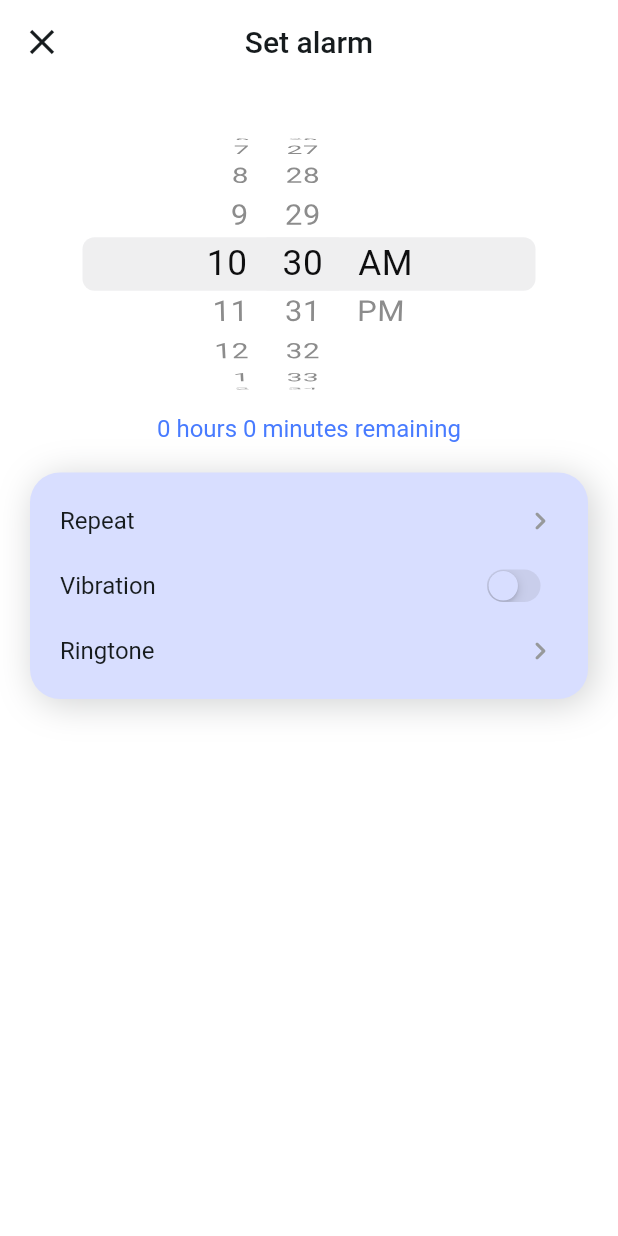
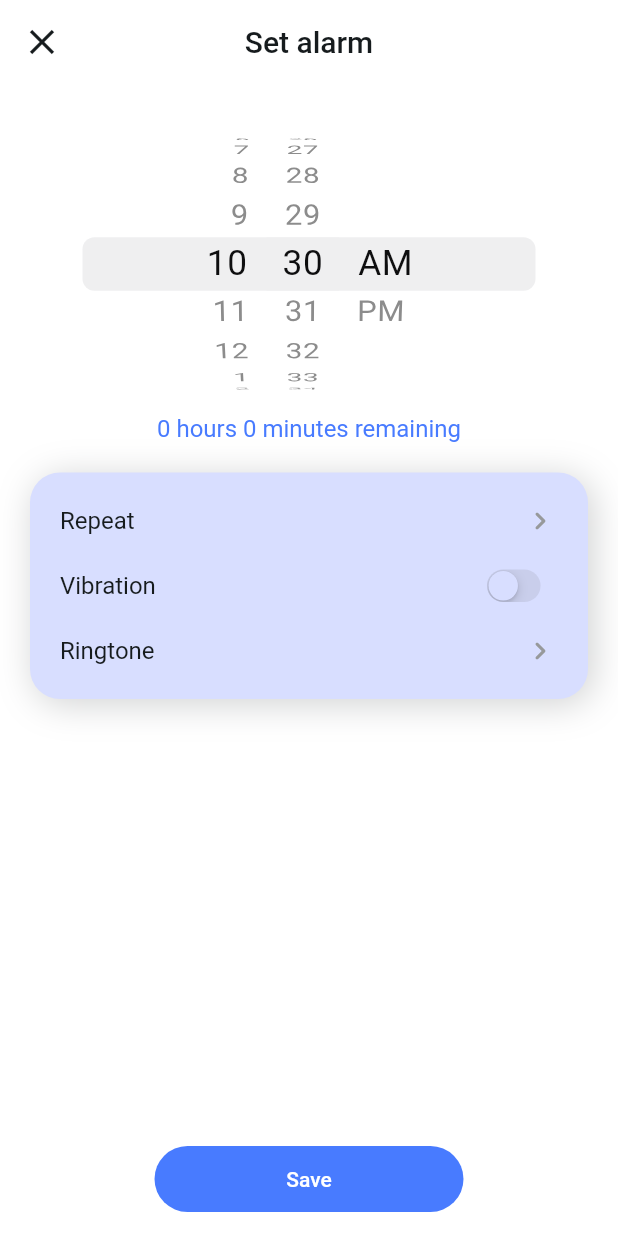
Before and after one commit to sharkeromi/alarm_app_riverpod, a Flutter app: the SetAlarm screen opened directly, on a phone screen of 412 x 824 dp. Run offline on Flutter 3.47's test engine with Material 2 defaults, Android fonts, the phone set to English and light mode, and no system bars; our stand-ins replace file_picker, flutter_riverpod, shared_preferences; accounts and stored records are empty.

Commit message:
Added save button and Shared preference package

```diff
--- a/lib/const/colors.dart
+++ b/lib/const/colors.dart
@@ -16,6 +16,8 @@ const Color cWarningColor = Color(0xFFFFBB0D);
 const Color cSuccessColor = Color(0xFF00D261);
 const Color cRedAccentColor = Color(0xFFF76554);
 const Color cTransparentColor = Colors.transparent;
+const Color cPlaceHolderColor = Color(0xFFAEAEAE);
+
 
 //* new color
 const Color cPrimaryTintColor = Color(0xFFD8DEFF);
@@ -44,3 +46,18 @@ const kW8sizedBox = SizedBox(width: 8);
 const kW12sizedBox = SizedBox(width: 12);
 const kW16sizedBox = SizedBox(width: 16);
 const kW20sizedBox = SizedBox(width: 20);
+
+const double kButtonHeight = 44.0;
+
+
+bool isDeviceScreenLarge() {
+  if (height > 750) {
+    return true;
+  } else {
+    return false;
+  }
+}
+
+dynamic screenWiseSize(size, difference) {
+  return isDeviceScreenLarge() ? size : size - difference;
+}
--- /dev/null
+++ b/lib/controllers/sp_controller.dart
@@ -0,0 +1,5 @@
+import 'package:shared_preferences/shared_preferences.dart';
+
+class SpController {
+
+}
--- a/lib/views/set_alarm_page.dart
+++ b/lib/views/set_alarm_page.dart
@@ -1,6 +1,7 @@
 import 'package:alarm_app_riverpod/const/colors.dart';
-import 'package:alarm_app_riverpod/global_controller.dart';
+import 'package:alarm_app_riverpod/controllers/global_controller.dart';
 import 'package:alarm_app_riverpod/providers.dart';
+import 'package:alarm_app_riverpod/widgets/custom_button.dart';
 import 'package:alarm_app_riverpod/widgets/custom_list_tile.dart';
 import 'package:alarm_app_riverpod/widgets/custom_radio_button.dart';
 import 'package:flutter/cupertino.dart';
@@ -36,6 +37,12 @@ class SetAlarm extends ConsumerWidget {
         ),
         centerTitle: true,
       ),
+      floatingActionButton: CustomElevatedButton(
+        isCircularHead: true,
+        label: 'Save',
+        onPressed: () {},
+      ),
+      floatingActionButtonLocation: FloatingActionButtonLocation.centerFloat,
       body: SizedBox(
         height: MediaQuery.of(context).size.height,
         width: MediaQuery.of(context).size.width,
--- /dev/null
+++ b/lib/widgets/custom_button.dart
@@ -0,0 +1,94 @@
+
+
+import 'package:alarm_app_riverpod/const/colors.dart';
+import 'package:flutter/material.dart';
+
+class CustomElevatedButton extends StatelessWidget {
+  final String label;
+  final GestureTapCallback? onPressed;
+  final double? buttonWidth, prefixIconSize;
+  final double? buttonHeight;
+  final Color? buttonColor, borderColor, prefixIconColor, suffixIconColor;
+  final bool isCircularHead;
+  final IconData? prefixIcon, suffixIcon;
+  final TextStyle? textStyle;
+  final bool? isCustomButton;
+
+  const CustomElevatedButton({
+    Key? key,
+    this.buttonColor = cPrimaryColor,
+    this.borderColor,
+    required this.label,
+    required this.onPressed,
+    this.buttonWidth,
+    this.prefixIcon,
+    this.buttonHeight,
+    this.isCircularHead = false,
+    this.textStyle,
+    this.prefixIconColor,
+    this.suffixIconColor,
+    this.suffixIcon,
+    this.isCustomButton,
+    this.prefixIconSize,
+  }) : super(key: key);
+
+  @override
+  Widget build(BuildContext context) {
+    return Row(
+      mainAxisAlignment: MainAxisAlignment.center,
+      children: [
+        ElevatedButton(
+          onPressed: onPressed,
+          style: ButtonStyle(
+            elevation: MaterialStateProperty.all(0),
+            padding: MaterialStateProperty.all(EdgeInsets.zero),
+            minimumSize: MaterialStateProperty.all(Size.zero),
+            tapTargetSize: MaterialTapTargetSize.shrinkWrap,
+            shape: MaterialStateProperty.all(RoundedRectangleBorder(
+              borderRadius: isCircularHead ? BorderRadius.circular(50) : BorderRadius.circular(4),
+              side: BorderSide(color: (buttonColor == cWhiteColor) ? (borderColor ?? cPrimaryColor) : cTransparentColor, width: 1),
+            )),
+            backgroundColor: MaterialStateProperty.resolveWith<Color>((Set<MaterialState> states) {
+              if (states.contains(MaterialState.disabled)) {
+                return cPlaceHolderColor;
+              }
+              return buttonColor!;
+            }),
+            splashFactory: InkRipple.splashFactory,
+          ),
+          child: SizedBox(
+            height: buttonHeight ?? (isDeviceScreenLarge() ? (kButtonHeight) : (kButtonHeight - 4)),
+            width: isCustomButton == true ? null : (buttonWidth ?? width * .5),
+            child: Padding(
+              padding: EdgeInsets.symmetric(horizontal: isCustomButton != true ? 0.0 : 6.0),
+              child: Row(
+                mainAxisAlignment: MainAxisAlignment.center,
+                children: [
+                  if (prefixIcon != null)
+                    Padding(
+                      padding: const EdgeInsets.only(right: 4),
+                      child: Icon(
+                        prefixIcon!,
+                        color: prefixIconColor ?? cWhiteColor,
+                        size: prefixIconSize ?? 16,
+                      ),
+                    ),
+                  Text(label.toString(), textAlign: TextAlign.center, style: textStyle),
+                  if (suffixIcon != null)
+                    Padding(
+                      padding: const EdgeInsets.only(left: 4),
+                      child: Icon(
+                        suffixIcon!,
+                        color: suffixIconColor ?? cWhiteColor,
+                        size: screenWiseSize(suffixIcon == Icons.keyboard_arrow_down_rounded ? 20 : 16, 4),
+                      ),
+                    ),
+                ],
+              ),
+            ),
+          ),
+        ),
+      ],
+    );
+  }
+}
--- a/pubspec.yaml
+++ b/pubspec.yaml
@@ -39,6 +39,7 @@ dependencies:
   intl: ^0.18.1
   path_provider: ^2.1.1
   file_picker: ^6.1.1
+  shared_preferences: ^2.2.2
 
 dev_dependencies:
   flutter_test:
```
Also changed, not shown: lib/controllers/global_controller.dart (renamed from lib/global_controller.dart), pubspec.lock, 1 other file.
